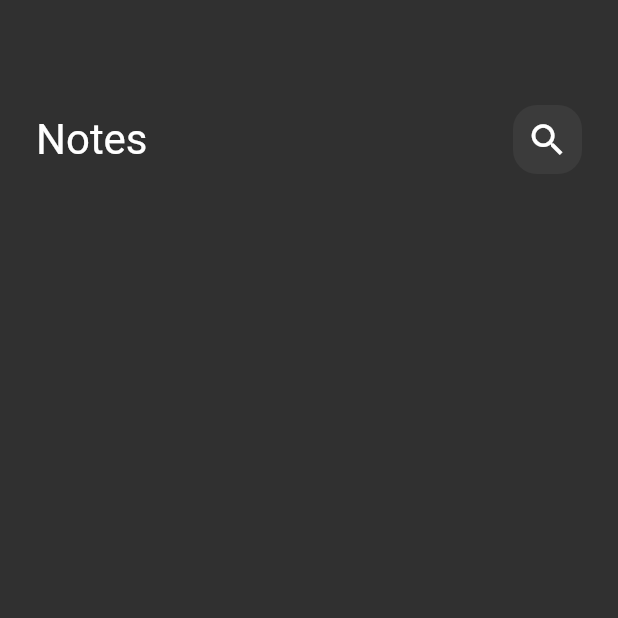
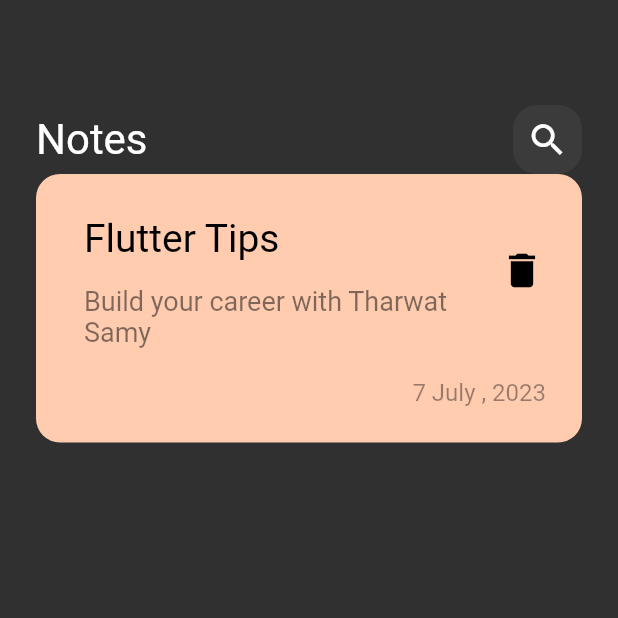
Before and after one commit to Ananhamdy11/notes, a Flutter app: the screen it shows after launch, on a phone screen of 412 x 824 dp, the top half of it. Run offline on Flutter 3.47's test engine with Material 2 defaults, Android fonts, the phone set to English and light mode, and no system bars.

Commit message:
notes items

```diff
--- a/lib/widgets/custom_app_bar.dart
+++ b/lib/widgets/custom_app_bar.dart
@@ -6,28 +6,17 @@ class CustomAppBar extends StatelessWidget {
 
   @override
   Widget build(BuildContext context) {
-    return  Padding(
-      padding: const EdgeInsets.symmetric(horizontal: 24),
-      child: Row(
+    return
+       Row(
         children: [
          Text('Notes',style: TextStyle(
     fontSize: 28
           ),),
           Spacer(),
           CustomSearchIcon(),
-          NoteItem()
+
         ],
-      ),
+
     );
   }
 }
-class NoteItem extends StatelessWidget {
-  const NoteItem({super.key});
-
-  @override
-  Widget build(BuildContext context) {
-    return Container(
-      decoration: BoxDecoration(),
-    );
-  }
-}
--- /dev/null
+++ b/lib/widgets/custom_note_item.dart
@@ -0,0 +1,43 @@
+import 'package:flutter/material.dart';
+
+class NoteItem extends StatelessWidget {
+  const NoteItem({super.key});
+
+  @override
+  Widget build(BuildContext context) {
+    return Container(
+      padding: EdgeInsets.only(top: 24,bottom:24,left:16),
+      decoration: BoxDecoration(
+        color:Color(0xffFFCCB0),
+        borderRadius: BorderRadius.circular(16)
+      ),
+      child: Column(
+        crossAxisAlignment: CrossAxisAlignment.end,
+        children: [
+          ListTile(
+            title:const
+            Text('Flutter Tips',
+            style: TextStyle(color: Colors.black,fontSize: 26),),
+            subtitle:  Padding(
+              padding: const EdgeInsets.only(top: 16,bottom: 16),
+              child: Text('Build your career with Tharwat Samy',
+              style: TextStyle(color: Colors.black.withOpacity(0.5)
+              ,fontSize: 18
+              ),),
+            ),
+            trailing: IconButton(onPressed: (){},
+            icon: Icon(Icons.delete,color: Colors.black,size: 30,)),
+
+          ),
+          Padding(
+            padding: const EdgeInsets.only(right:24),
+            child: Text('7 July , 2023',
+            style: TextStyle(
+              color: Colors.black.withOpacity(.4),
+            fontSize: 16),),
+          )
+        ],
+      ),
+    );
+  }
+}
--- a/lib/widgets/notes_view_body.dart
+++ b/lib/widgets/notes_view_body.dart
@@ -1,4 +1,5 @@
 import 'package:flutter/material.dart';
+import 'package:notes_app/widgets/custom_note_item.dart';
 
 import 'custom_app_bar.dart';
 
@@ -7,12 +8,17 @@ class NotesViewBody extends StatelessWidget {
 
   @override
   Widget build(BuildContext context) {
-    return  Column(
-      children: [
-        SizedBox(height: 70,),
-        CustomAppBar()
-      ],
+    return  Padding(
+      padding: const EdgeInsets.symmetric(horizontal: 24),
+      child: Column(
+        children: [
+          SizedBox(height: 70,),
+          CustomAppBar(),
+          NoteItem()
 
+        ],
+
+      ),
     );
   }
 }
```
